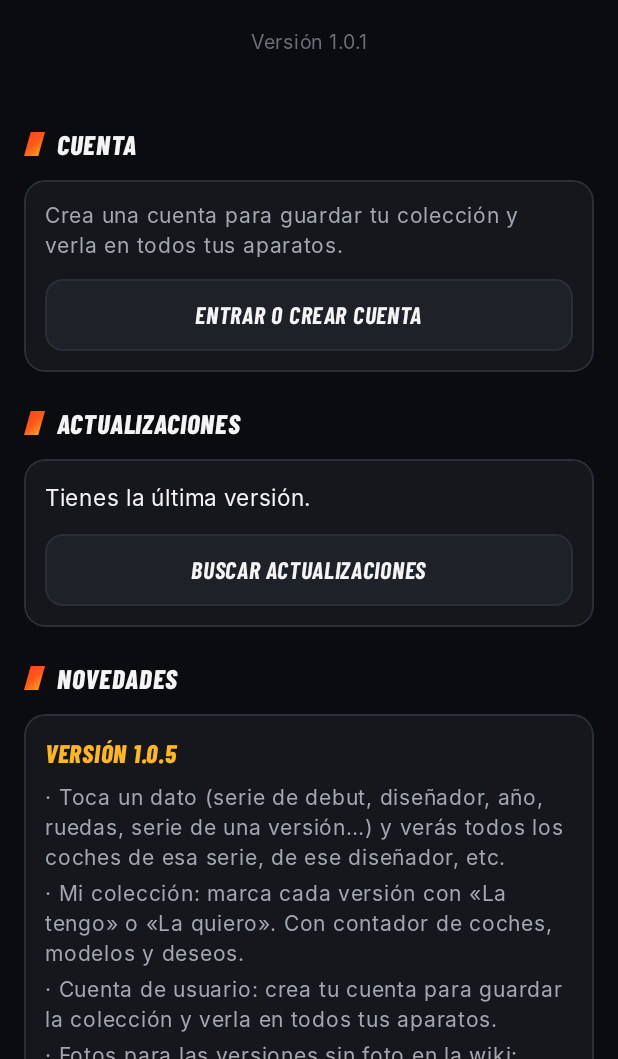
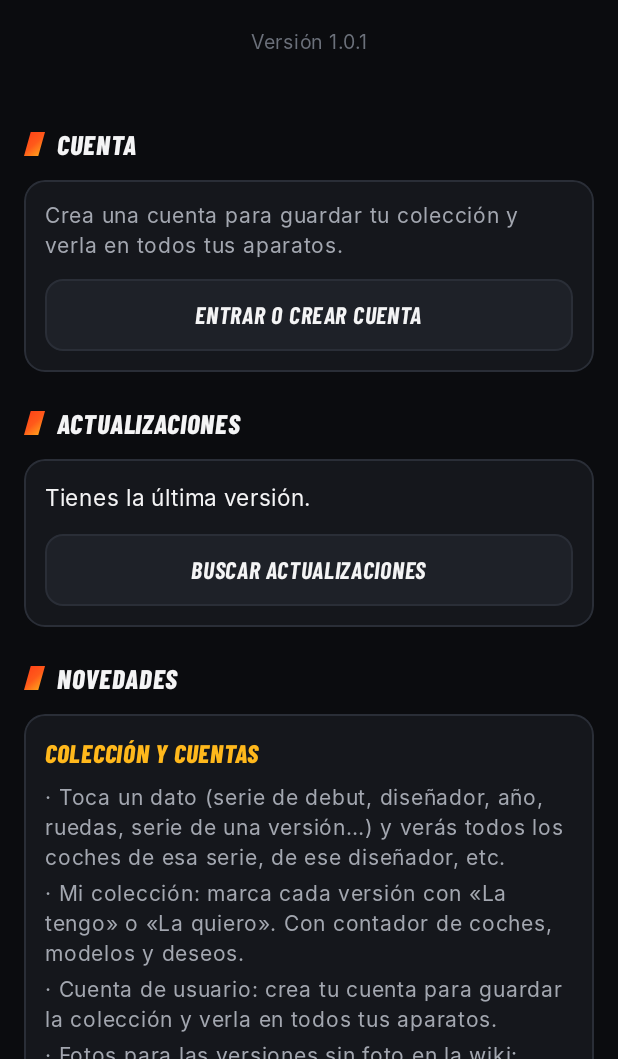
Before and after one commit to jonatanmonteror-gif/noir-wheels, an Android app built with Jetpack Compose: the composable SettingsScreen shown on its own in the app's theme, on a phone screen of 412 x 824 dp, the part 177-1236 px from its top. Run offline under Robolectric (Android 15) with nearby library versions, the phone set to English and light mode, and no system bars.

Commit message:
What's new: titles instead of version numbers
Co-Authored-By: Claude Opus 5.5 <noreply@anthropic.com>
Claude-Session: https://claude.ai/code/session_016Xm7Stuafj4dAg9p9cGLXt

```diff
--- a/app/src/main/java/com/wolfwheels/app/data/Changelog.kt
+++ b/app/src/main/java/com/wolfwheels/app/data/Changelog.kt
@@ -5,24 +5,24 @@ object Changelog {
     data class Entry(val version: String, val items: List<String>)
 
     val entries = listOf(
-        Entry("1.0.5", listOf(
+        Entry("Colección y cuentas", listOf(
             "Toca un dato (serie de debut, diseñador, año, ruedas, serie de una versión…) y verás todos los coches de esa serie, de ese diseñador, etc.",
             "Mi colección: marca cada versión con «La tengo» o «La quiero». Con contador de coches, modelos y deseos.",
             "Cuenta de usuario: crea tu cuenta para guardar la colección y verla en todos tus aparatos.",
             "Fotos para las versiones sin foto en la wiki: busca otra foto de esa versión y, si no hay, la de un anuncio de eBay.",
         )),
-        Entry("1.0.4", listOf(
+        Entry("Actualizaciones", listOf(
             "Las actualizaciones se descargan bien también desde la app antigua (Noir Wheels).",
             "Mensajes de error más claros al actualizar: ya no dice «sin conexión» cuando el problema es otro.",
         )),
-        Entry("1.0.3", listOf(
+        Entry("Wolf Wheels", listOf(
             "Nuevo nombre e imagen: Wolf Wheels, con logo propio y diseño de carreras.",
             "Versiones de cada coche: elige una para ver su foto y todos sus datos (año, serie, color, decoración, base, interior, ruedas, nº de juguete, país y notas).",
             "Filtra las versiones por tipo y ordénalas de más recientes a más antiguas.",
             "Ficha del modelo con nº de versiones, año de debut y última versión.",
             "Historia completa del modelo, datos de la tarjeta y curiosidades.",
         )),
-        Entry("1.0.1", listOf(
+        Entry("Primera versión", listOf(
             "Primera versión.",
             "Buscador de modelos y colecciones: novedades 2026, 2025, 2024, Treasure Hunts, Super Treasure Hunts y Monster Trucks.",
             "Ficha de cada modelo con sus datos y todas las fotos de sus versiones.",
--- a/app/src/main/java/com/wolfwheels/app/ui/SettingsScreen.kt
+++ b/app/src/main/java/com/wolfwheels/app/ui/SettingsScreen.kt
@@ -127,7 +127,7 @@ fun SettingsScreen() {
             Card {
                 Changelog.entries.forEachIndexed { i, e ->
                     if (i > 0) Spacer(Modifier.height(12.dp))
-                    Text("VERSIÓN ${e.version}", color = WW.amber, fontSize = 17.sp, fontFamily = Barlow, fontWeight = FontWeight.ExtraBold, fontStyle = androidx.compose.ui.text.font.FontStyle.Italic)
+                    Text(e.version.uppercase(), color = WW.amber, fontSize = 17.sp, fontFamily = Barlow, fontWeight = FontWeight.ExtraBold, fontStyle = androidx.compose.ui.text.font.FontStyle.Italic)
                     Spacer(Modifier.height(6.dp))
                     e.items.forEach { Text("· $it", color = WW.text2, fontSize = 14.sp, lineHeight = 20.sp, modifier = Modifier.padding(vertical = 2.dp)) }
                 }
```
